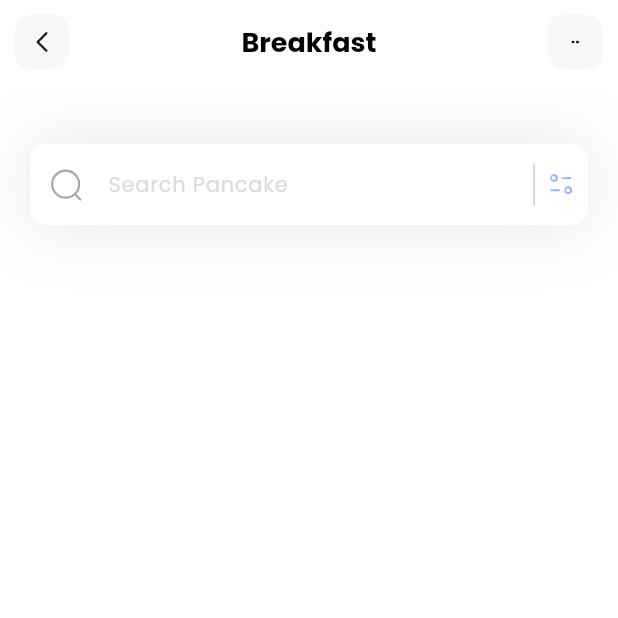
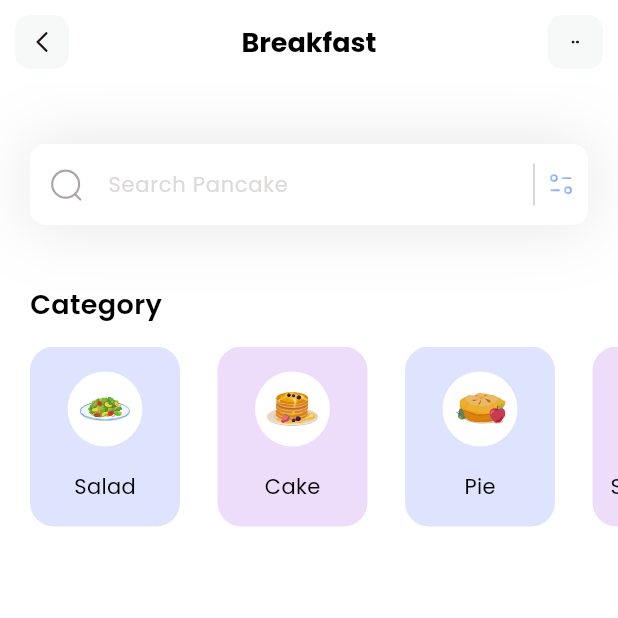
Before and after one commit to RonydaEssam/fitness, a Flutter app: the screen it shows after launch, on a phone screen of 412 x 824 dp, the top half of it. Run offline on Flutter 3.47's test engine with Material 3 defaults, Android fonts, the phone set to English and light mode, and no system bars; our stand-ins replace flutter_svg.

Commit message:
add categories section

```diff
--- a/lib/main.dart
+++ b/lib/main.dart
@@ -14,7 +14,7 @@ class MyApp extends StatelessWidget {
     return MaterialApp(
       debugShowCheckedModeBanner: false,
       theme: ThemeData(fontFamily: 'Poppins'),
-      home: const HomePage(),
+      home: HomePage(),
     );
   }
 }
--- /dev/null
+++ b/lib/models/category_model.dart
@@ -0,0 +1,52 @@
+import 'dart:ui';
+
+class CategoryModel {
+  String name;
+  String iconPath;
+  Color boxColor;
+
+  // ignore: strict_top_level_inference
+  CategoryModel({
+    required this.name,
+    required this.iconPath,
+    required this.boxColor,
+  });
+
+  static List<CategoryModel> getCategories() {
+    List<CategoryModel> categories = [];
+
+    categories.add(
+      CategoryModel(
+        name: 'Salad',
+        iconPath: 'assets/icons/plate.svg',
+        boxColor: Color(0xff92A3FD),
+      ),
+    );
+
+    categories.add(
+      CategoryModel(
+        name: 'Cake',
+        iconPath: 'assets/icons/pancakes.svg',
+        boxColor: Color(0xffC58BF2),
+      ),
+    );
+
+    categories.add(
+      CategoryModel(
+        name: 'Pie',
+        iconPath: 'assets/icons/pie.svg',
+        boxColor: Color(0xff92A3FD),
+      ),
+    );
+
+    categories.add(
+      CategoryModel(
+        name: 'Smoothies',
+        iconPath: 'assets/icons/orange-snacks.svg',
+        boxColor: Color(0xffC58BF2),
+      ),
+    );
+
+    return categories;
+  }
+}
--- a/lib/pages/home.dart
+++ b/lib/pages/home.dart
@@ -1,15 +1,104 @@
+import 'package:fitness/models/category_model.dart';
 import 'package:flutter/material.dart';
 import 'package:flutter_svg/flutter_svg.dart';
 
-class HomePage extends StatelessWidget {
+class HomePage extends StatefulWidget {
   const HomePage({super.key});
 
   @override
+  State<HomePage> createState() => _HomePageState();
+}
+
+class _HomePageState extends State<HomePage> {
+  List<CategoryModel> categories = [];
+
+  void _getCategories() {
+    categories = CategoryModel.getCategories();
+  }
+
+  @override
+  void initState() {
+    super.initState();
+    _getCategories();
+  }
+
+  @override
   Widget build(BuildContext context) {
+    _getCategories();
     return Scaffold(
       appBar: appBar(),
       backgroundColor: Colors.white,
-      body: Column(children: [_searchField()]),
+      body: Column(
+        crossAxisAlignment: CrossAxisAlignment.start,
+        children: [
+          _searchField(),
+          SizedBox(height: 40),
+          Column(
+            crossAxisAlignment: CrossAxisAlignment.start,
+            children: [
+              Padding(
+                padding: const EdgeInsets.only(left: 20),
+                child: Text(
+                  'Category',
+                  style: TextStyle(
+                    color: Colors.black,
+                    fontSize: 18,
+                    fontWeight: FontWeight.w600,
+                  ),
+                ),
+              ),
+              SizedBox(height: 15),
+              Container(
+                height: 120,
+                child: ListView.separated(
+                  itemCount: categories.length,
+                  scrollDirection: Axis.horizontal,
+                  padding: EdgeInsets.only(left: 20, right: 20),
+                  separatorBuilder: (context, index) => SizedBox(width: 25),
+                  itemBuilder: (context, index) {
+                    return Container(
+                      width: 100,
+                      decoration: BoxDecoration(
+                        color: categories[index].boxColor.withValues(
+                          alpha: 0.3,
+                        ),
+                        borderRadius: BorderRadius.circular(16),
+                      ),
+                      child: Column(
+                        mainAxisAlignment: MainAxisAlignment.spaceEvenly,
+                        children: [
+                          Container(
+                            width: 50,
+                            height: 50,
+                            decoration: BoxDecoration(
+                              color: Colors.white,
+                              shape: BoxShape.circle,
+                            ),
+                            child: Padding(
+                              padding: const EdgeInsets.all(8.0),
+                              child: SvgPicture.asset(
+                                categories[index].iconPath,
+                              ),
+                            ),
+                          ),
+                          Text(
+                            categories[index].name,
+                            style: TextStyle(
+                              fontWeight: FontWeight.w400,
+                              color: Colors.black,
+                              fontSize: 14,
+                            ),
+                          ),
+                        ],
+                      ),
+                    );
+                  },
+                ),
+              ),
+            ],
+          ),
+        ],
+      ),
     );
   }
 
```
Also changed, not shown: assets/icons/orange-snacks.svg (added), assets/icons/pancakes.svg (added), assets/icons/pie.svg (added), assets/icons/plate.svg (added).
